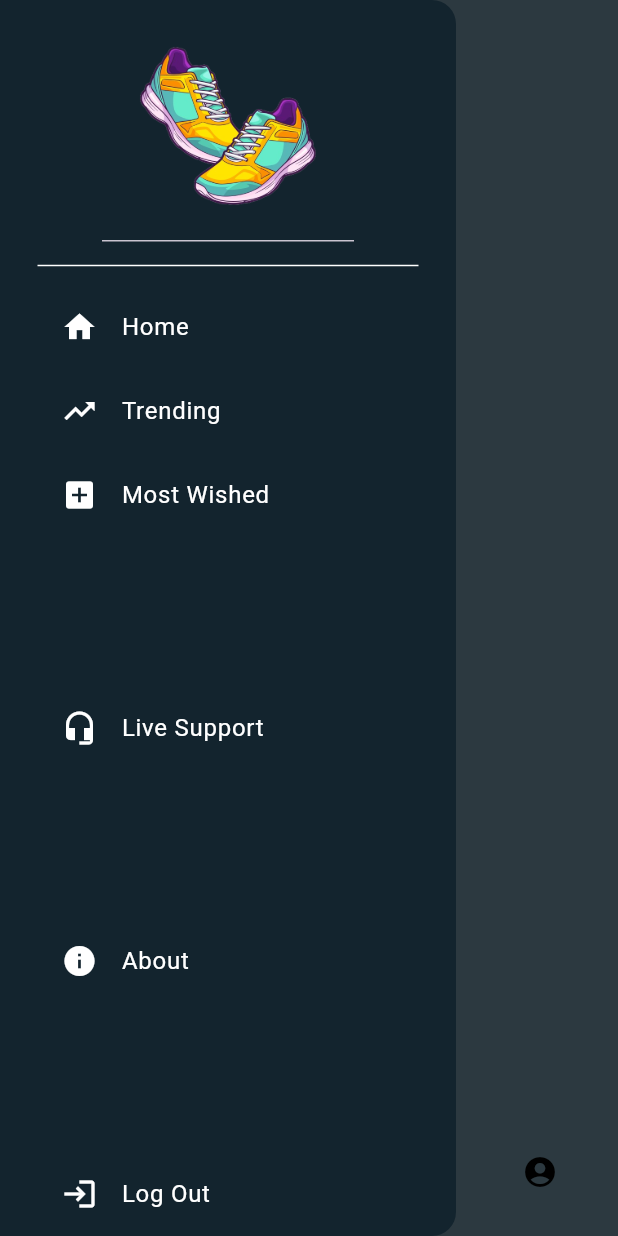
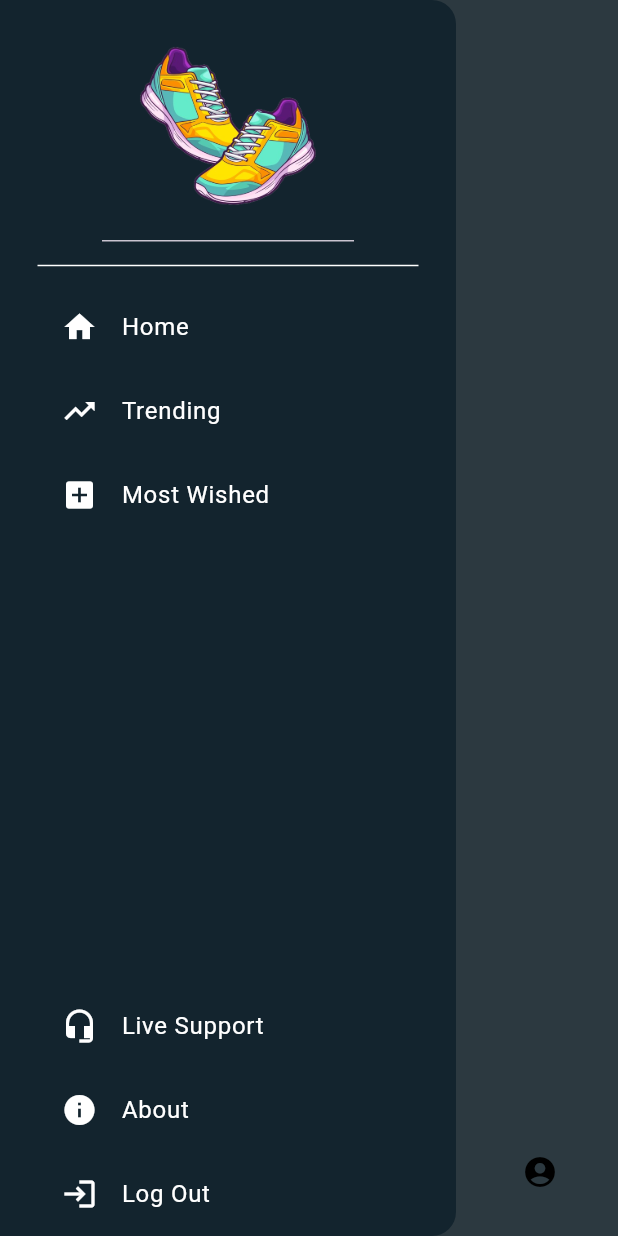
Before and after one commit to CPT-Dawn/Jooton-Da-Dukan, a Flutter app: the HomePage screen opened directly, with the side drawer open, on a phone screen of 412 x 824 dp. Run offline on Flutter 3.47's test engine with Material 3 defaults, Android fonts, the phone set to English and light mode, and no system bars; drawn by our look-alikes of google_nav_bar.

Commit message:
drawer made beautfill

```diff
--- a/lib/pages/home_page.dart
+++ b/lib/pages/home_page.dart
@@ -5,7 +5,7 @@ import 'package:flutter_application_1/pages/cart_page.dart';
 import 'package:flutter_application_1/pages/shop_page.dart';
 
 class HomePage extends StatefulWidget {
-  const HomePage({super.key});
+  const HomePage({Key? key});
 
   @override
   State<HomePage> createState() => _HomePageState();
@@ -20,11 +20,11 @@ class _HomePageState extends State<HomePage> {
     });
   }
 
-  // pages to be displayed
-  final List<Widget> _pages = [
-    const ShopPage(),
-    const CartPage(),
-    const AccountPage(),
+  // Pages to be displayed
+  final List<Widget> _pages = const [
+    ShopPage(),
+    CartPage(),
+    AccountPage(),
   ];
 
   @override
@@ -50,9 +50,8 @@ class _HomePageState extends State<HomePage> {
         }),
       ),
       drawer: Drawer(
-        backgroundColor: Color.fromARGB(255, 19, 36, 46),
+        backgroundColor: const Color.fromARGB(255, 19, 36, 46),
         child: Column(
-          mainAxisAlignment: MainAxisAlignment.spaceBetween,
           children: [
             Column(
               children: [
@@ -112,6 +111,7 @@ class _HomePageState extends State<HomePage> {
                 ),
               ],
             ),
+            const Spacer(), // Spacer to push items to the bottom
             const Padding(
               padding: EdgeInsets.only(left: 25.0),
               child: ListTile(
```
